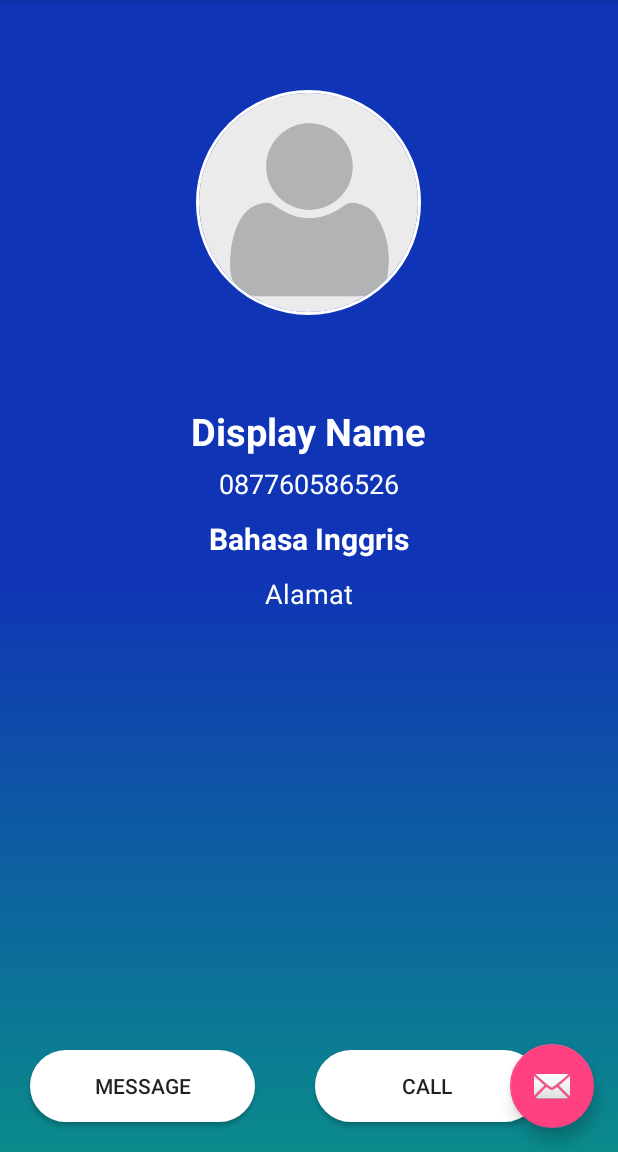
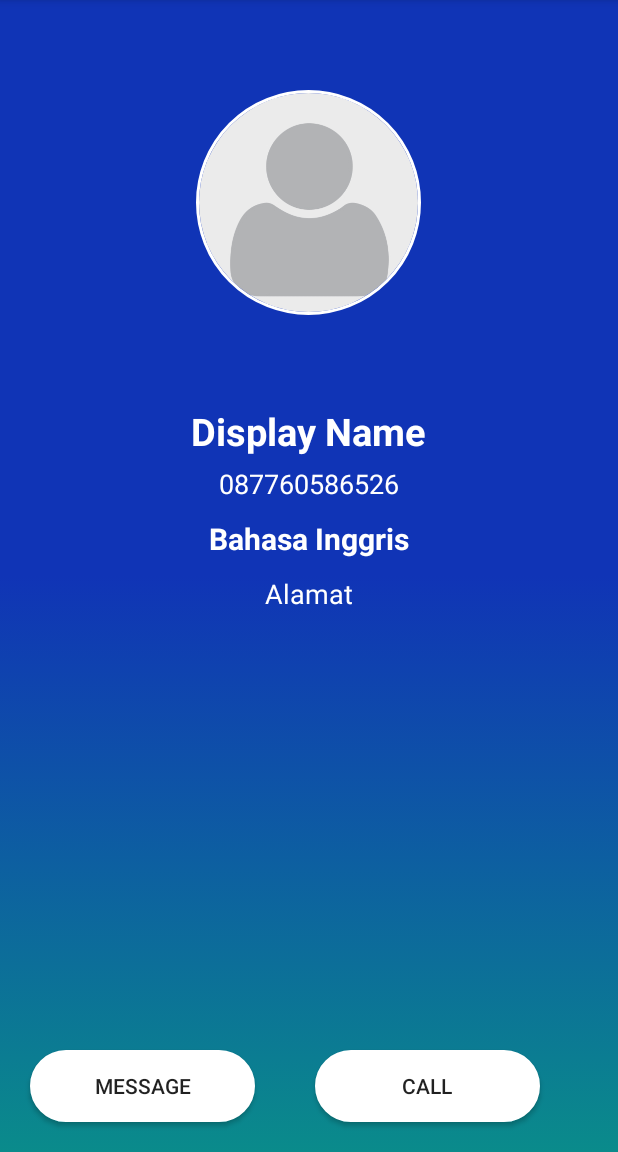
Before and after one commit to herusantoso23/android-digital-raport, an Android app: the fragment PengajarProfileFragment placed in its activity, after a tap on "CALL", on a phone screen of 412 x 824 dp, the part 84-1236 px from its top. Run offline under Robolectric (Android 15) with nearby library versions, the phone set to English and light mode, and no system bars; our stand-ins replace CircleImageView; pictures from the network do not load; 2 statements that could not run were skipped.

Commit message:
Commit : remove flouting button and add message, call intent

```diff
--- a/app/src/main/java/com/herusantoso/latihan/mingguapps/MainActivity.java
+++ b/app/src/main/java/com/herusantoso/latihan/mingguapps/MainActivity.java
@@ -36,15 +36,6 @@ public class MainActivity extends AppCompatActivity
         setContentView(R.layout.activity_main);
         Toolbar toolbar = (Toolbar) findViewById(R.id.toolbar);
         setSupportActionBar(toolbar);
-
-        FloatingActionButton fab = (FloatingActionButton) findViewById(R.id.fab);
-        fab.setOnClickListener(new View.OnClickListener() {
-            @Override
-            public void onClick(View view) {
-                Snackbar.make(view, "Replace with your own action", Snackbar.LENGTH_LONG)
-                        .setAction("Action", null).show();
-            }
-        });
 
         DrawerLayout drawer = (DrawerLayout) findViewById(R.id.drawer_layout);
         ActionBarDrawerToggle toggle = new ActionBarDrawerToggle(
--- a/app/src/main/java/com/herusantoso/latihan/mingguapps/PengajarProfileFragment.java
+++ b/app/src/main/java/com/herusantoso/latihan/mingguapps/PengajarProfileFragment.java
@@ -41,6 +41,7 @@ public class PengajarProfileFragment extends Fragment {
     private TextView txtMapel;
     private ImageView imgPhoto;
     private Button btnCall;
+    private Button btnMessage;
 
     public static String KEY_NIP = "nip";
 
@@ -60,6 +61,7 @@ public class PengajarProfileFragment extends Fragment {
         txtMapel = (TextView) myView.findViewById(R.id.txt_mapel);
         imgPhoto = (ImageView) myView.findViewById(R.id.img_photo);
         btnCall = (Button) myView.findViewById(R.id.btn_call);
+        btnMessage = (Button) myView.findViewById(R.id.btn_message);
 
         nip = getArguments().getString(KEY_NIP);
 
@@ -68,9 +70,18 @@ public class PengajarProfileFragment extends Fragment {
         btnCall.setOnClickListener(new View.OnClickListener() {
             @Override
             public void onClick(View view) {
-                Intent callIntent = new Intent(Intent.ACTION_CALL);
-                callIntent.setData(Uri.parse(txtPhone.getText().toString()));
+                Intent callIntent = new Intent(Intent.ACTION_DIAL);
+                callIntent.setData(Uri.parse("tel:"+txtPhone.getText().toString()));
                 startActivity(callIntent);
+            }
+        });
+
+        btnMessage.setOnClickListener(new View.OnClickListener() {
+            @Override
+            public void onClick(View view) {
+                Intent msgIntent = new Intent(Intent.ACTION_VIEW);
+                msgIntent.setData(Uri.parse("sms:"+txtPhone.getText().toString()));
+                startActivity(msgIntent);
             }
         });
 
--- a/app/src/main/res/layout/app_bar_main.xml
+++ b/app/src/main/res/layout/app_bar_main.xml
@@ -22,12 +22,4 @@
 
     <include layout="@layout/content_main" />
 
-    <android.support.design.widget.FloatingActionButton
-        android:id="@+id/fab"
-        android:layout_width="wrap_content"
-        android:layout_height="wrap_content"
-        android:layout_gravity="bottom|end"
-        android:layout_margin="@dimen/fab_margin"
-        app:srcCompat="@android:drawable/ic_dialog_email" />
-
 </android.support.design.widget.CoordinatorLayout>
```
